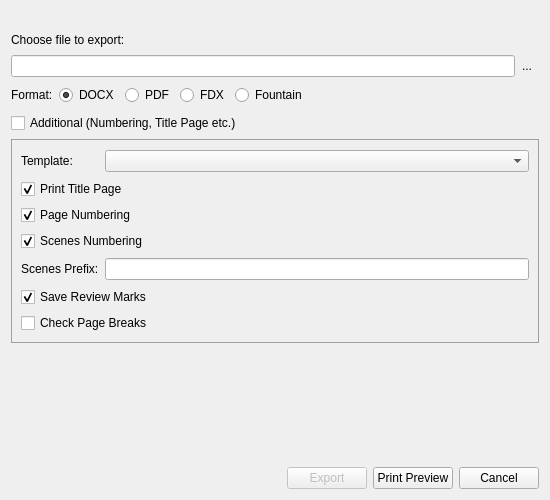
dimkanovikov/KITScenarist, file src/bin/scenarist-desktop/UserInterfaceLayer/Export/ExportDialog.ui: the form before one commit.
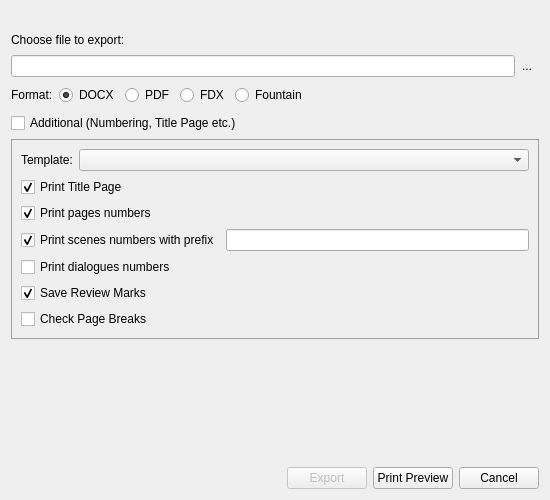
The form after the commit. Icons and pictures are not drawn. Custom widgets are drawn as their Qt base class.

Commit message:
Implement correct pdf positioning for scene and dialogues numbers #524
+ improved export dialog

The edit to the form file:
```diff
--- a/src/bin/scenarist-desktop/UserInterfaceLayer/Export/ExportDialog.ui
+++ b/src/bin/scenarist-desktop/UserInterfaceLayer/Export/ExportDialog.ui
@@ -435,27 +435,74 @@
           <enum>QFrame::Raised</enum>
          </property>
          <layout class="QGridLayout" name="gridLayout_2">
-          <item row="5" column="0" colspan="2">
+          <item row="0" column="0">
+           <widget class="QLabel" name="templateLabel">
+            <property name="sizePolicy">
+             <sizepolicy hsizetype="Maximum" vsizetype="Preferred">
+              <horstretch>0</horstretch>
+              <verstretch>0</verstretch>
+             </sizepolicy>
+            </property>
+            <property name="text">
+             <string>Template:</string>
+            </property>
+           </widget>
+          </item>
+          <item row="0" column="1" colspan="2">
+           <widget class="QComboBox" name="templates">
+            <property name="sizePolicy">
+             <sizepolicy hsizetype="Expanding" vsizetype="Fixed">
+              <horstretch>0</horstretch>
+              <verstretch>0</verstretch>
+             </sizepolicy>
+            </property>
+           </widget>
+          </item>
+          <item row="1" column="0" colspan="2">
+           <widget class="QCheckBox" name="printTitle">
+            <property name="text">
+             <string>Print Title Page</string>
+            </property>
+            <property name="checked">
+             <bool>true</bool>
+            </property>
+           </widget>
+          </item>
+          <item row="2" column="0" colspan="2">
+           <widget class="QCheckBox" name="pageNumbering">
+            <property name="text">
+             <string>Print pages numbers</string>
+            </property>
+            <property name="checked">
+             <bool>true</bool>
+            </property>
+           </widget>
+          </item>
+          <item row="3" column="0" colspan="2">
            <widget class="QCheckBox" name="scenesNumbering">
             <property name="text">
-             <string>Scenes Numbering</string>
+             <string>Print scenes numbers with prefix</string>
             </property>
             <property name="checked">
              <bool>true</bool>
             </property>
            </widget>
           </item>
+          <item row="3" column="2">
+           <widget class="QLineEdit" name="scenesPrefix">
+            <property name="text">
+             <string/>
+            </property>
+           </widget>
+          </item>
           <item row="4" column="0" colspan="2">
-           <widget class="QCheckBox" name="pageNumbering">
+           <widget class="QCheckBox" name="dialoguesNumbering">
             <property name="text">
-             <string>Page Numbering</string>
-            </property>
-            <property name="checked">
-             <bool>true</bool>
+             <string>Print dialogues numbers</string>
             </property>
            </widget>
           </item>
-          <item row="7" column="0" colspan="2">
+          <item row="5" column="0" colspan="2">
            <widget class="QCheckBox" name="saveReviewMarks">
             <property name="text">
              <string>Save Review Marks</string>
@@ -465,63 +512,7 @@
             </property>
            </widget>
           </item>
-          <item row="6" column="1">
-           <widget class="QLineEdit" name="scenesPrefix">
-            <property name="text">
-             <string/>
-            </property>
-           </widget>
-          </item>
-          <item row="6" column="0">
-           <widget class="QLabel" name="label_7">
-            <property name="minimumSize">
-             <size>
-              <width>0</width>
-              <height>24</height>
-             </size>
-            </property>
-            <property name="text">
-             <string>Scenes Prefix:</string>
-            </property>
-            <property name="buddy">
-             <cstring>scenesPrefix</cstring>
-            </property>
-           </widget>
-          </item>
-          <item row="1" column="1" rowspan="2">
-           <widget class="QComboBox" name="styles">
-            <property name="sizePolicy">
-             <sizepolicy hsizetype="Expanding" vsizetype="Fixed">
-              <horstretch>0</horstretch>
-              <verstretch>0</verstretch>
-             </sizepolicy>
-            </property>
-           </widget>
-          </item>
-          <item row="1" column="0" rowspan="2">
-           <widget class="QLabel" name="label">
-            <property name="minimumSize">
-             <size>
-              <width>0</width>
-              <height>24</height>
-             </size>
-            </property>
-            <property name="text">
-             <string>Template:</string>
-            </property>
-           </widget>
-          </item>
-          <item row="3" column="0" colspan="2">
-           <widget class="QCheckBox" name="printTitle">
-            <property name="text">
-             <string>Print Title Page</string>
-            </property>
-            <property name="checked">
-             <bool>true</bool>
-            </property>
-           </widget>
-          </item>
-          <item row="8" column="0" colspan="2">
+          <item row="6" column="0" colspan="2">
            <widget class="QCheckBox" name="checkPageBreaks">
             <property name="text">
              <string>Check Page Breaks</string>
```
Left out of the diff: 13 changed lines with no effect on the pictures. The commit also changes 3 other files.
